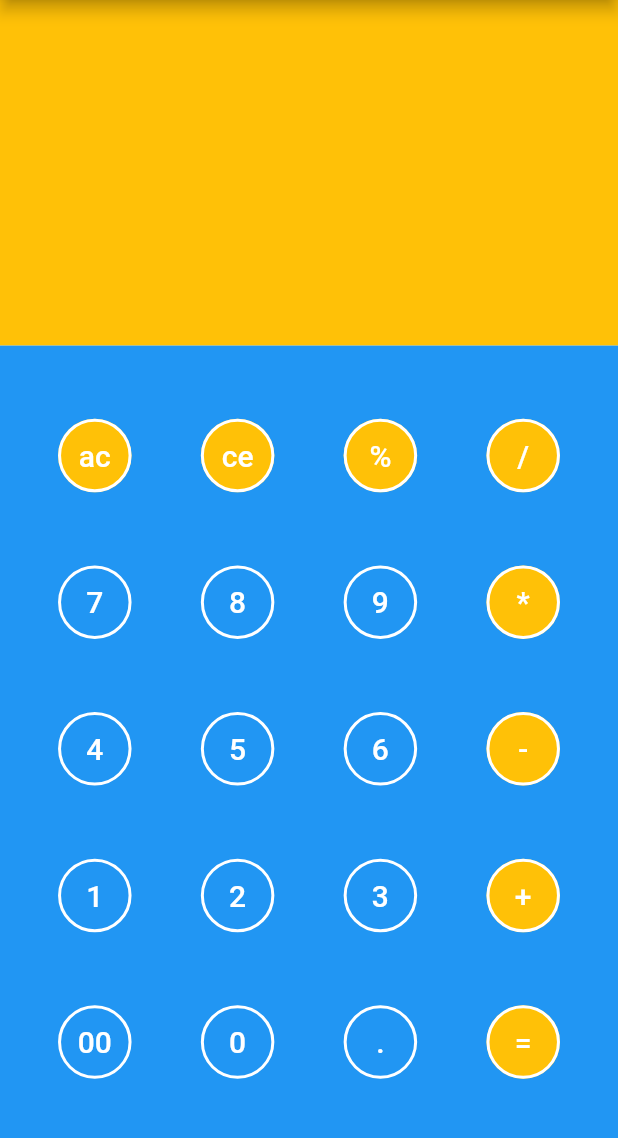
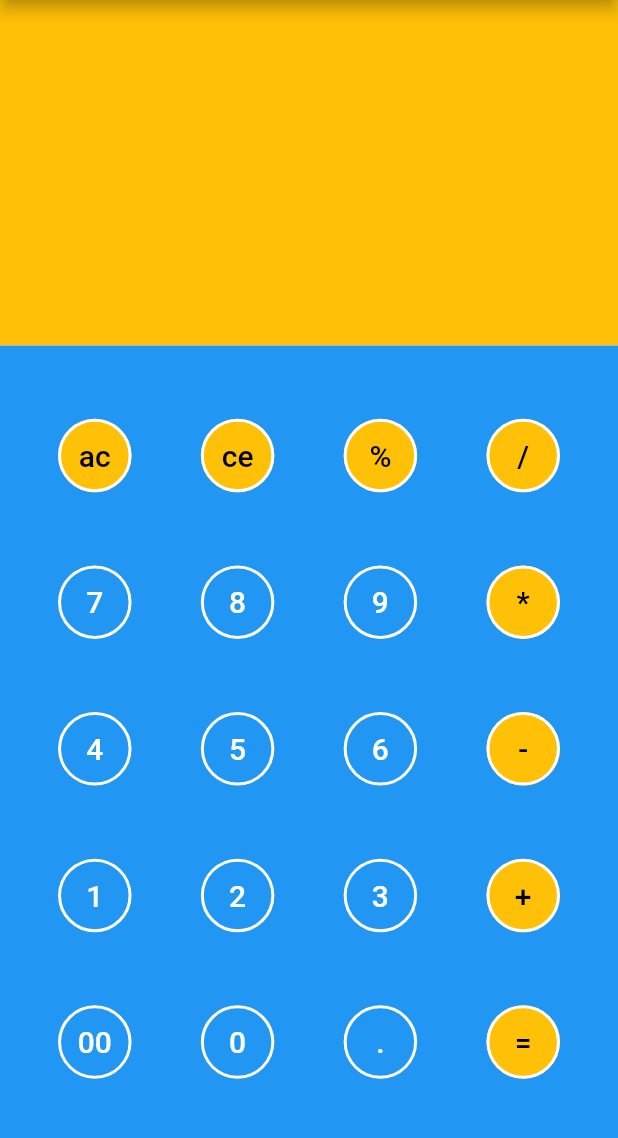
Before and after one commit to Milad-heydarloo/calculator_app, a Flutter app: the screen it shows after launch, on a phone screen of 412 x 824 dp, the part 84-1222 px from its top. Run offline on Flutter 3.47's test engine with Material 2 defaults, Android fonts, the phone set to English and light mode, and no system bars.

Commit message:
get text color operator

```diff
--- a/lib/widgetsa/widgetsa_clss.dart
+++ b/lib/widgetsa/widgetsa_clss.dart
@@ -1,5 +1,6 @@
 import 'package:flutter/cupertino.dart';
 import 'package:flutter/material.dart';
+
 Color get_body_but(String txt) {
   //inja age text shabih on list bashe
   //amber bar migardeh nabashe abi
@@ -8,6 +9,7 @@ Color get_body_but(String txt) {
   }
   return Colors.blue;
 }
+
 //in method ye vorodi migireh az jaii ke seda mishe
 //to list check mikoneh age bashe
 //true bar migardoneh
@@ -20,49 +22,59 @@ bool is_operatour(String txt) {
   }
   return false;
 }
+//get text color operator
+Color get_text_color(String tx) {
+  if (is_operatour(tx)) {
+    return Colors.black;
+  }
+  return Colors.white;
+}
+
 Widget getbody(String t1, String t2, String t3, String t4) {
   return Row(
     mainAxisAlignment: MainAxisAlignment.spaceEvenly,
     children: [
       TextButton(
         style: TextButton.styleFrom(
-          backgroundColor: get_body_but('$t1'),
-
-            shape: CircleBorder(side: BorderSide(width: 2,color: Colors.white))),
+            backgroundColor: get_body_but('$t1'),
+            shape:
+                CircleBorder(side: BorderSide(width: 2, color: Colors.white))),
         onPressed: () {},
         child: Padding(
           padding: EdgeInsets.all(5),
           child: Text(
             textAlign: TextAlign.center,
             '$t1',
-            style: TextStyle(fontSize: 20, color: Colors.white),
+            style: TextStyle(
+              fontSize: 20,
+              color: get_text_color('$t1'),
+            ),
           ),
         ),
       ),
       TextButton(
-
         style: TextButton.styleFrom(
             backgroundColor: get_body_but('$t2'),
-            shape: CircleBorder(side: BorderSide(width: 2,color: Colors.white))),
+            shape:
+                CircleBorder(side: BorderSide(width: 2, color: Colors.white))),
         onPressed: () {},
         child: Padding(
           padding: EdgeInsets.all(5),
           child: Text(
             textAlign: TextAlign.center,
             '$t2',
-            style: TextStyle(fontSize: 20, color: Colors.white),
+            style: TextStyle(
+              fontSize: 20,
+              color: get_text_color('$t2'),
+            ),
           ),
         ),
       ),
       TextButton(
         style: TextButton.styleFrom(
-
           backgroundColor: get_body_but('$t3'),
           shape: CircleBorder(
-            side: BorderSide(
-              width: 2,
-              color: Colors.white
-            ),
+            side: BorderSide(width: 2, color: Colors.white),
           ),
         ),
         onPressed: () {},
@@ -73,7 +85,10 @@ Widget getbody(String t1, String t2, String t3, String t4) {
           child: Text(
             textAlign: TextAlign.center,
             '$t3',
-            style: TextStyle(fontSize: 20, color: Colors.white),
+            style: TextStyle(
+              fontSize: 20,
+              color: get_text_color('$t3'),
+            ),
           ),
         ),
       ),
@@ -81,7 +96,7 @@ Widget getbody(String t1, String t2, String t3, String t4) {
         style: TextButton.styleFrom(
           backgroundColor: get_body_but('$t4'),
           shape: CircleBorder(
-            side: BorderSide(width: 2,color: Colors.white),
+            side: BorderSide(width: 2, color: Colors.white),
           ),
         ),
         onPressed: () {},
@@ -90,7 +105,10 @@ Widget getbody(String t1, String t2, String t3, String t4) {
           child: Text(
             textAlign: TextAlign.center,
             '$t4',
-            style: TextStyle(fontSize: 20, color: Colors.white),
+            style: TextStyle(
+              fontSize: 20,
+              color: get_text_color('$t4'),
+            ),
           ),
         ),
       ),
```
